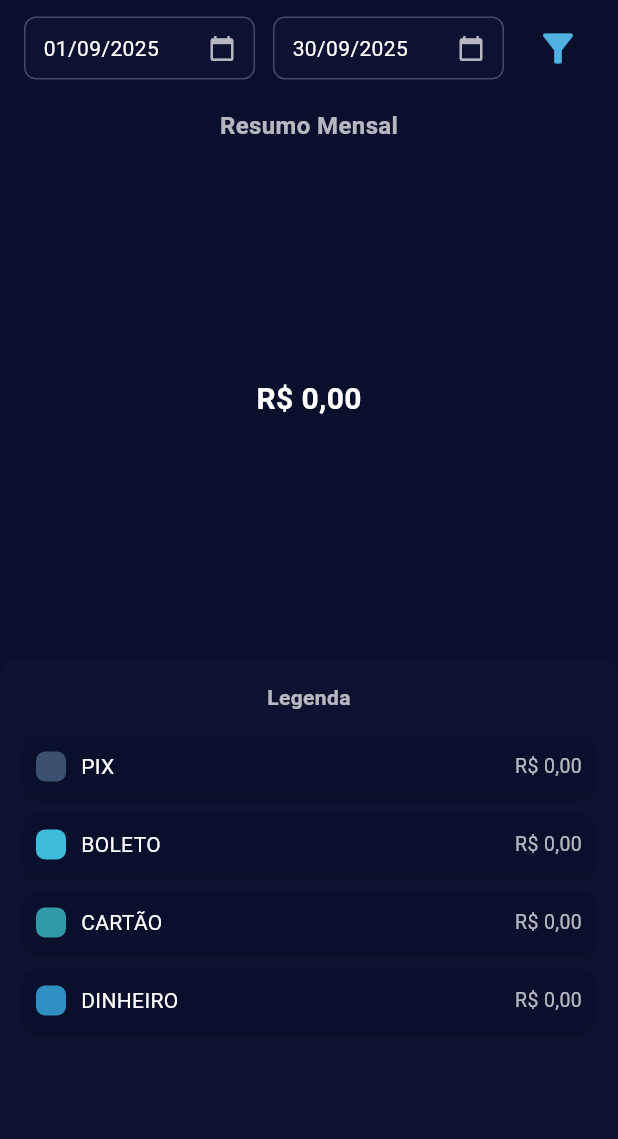
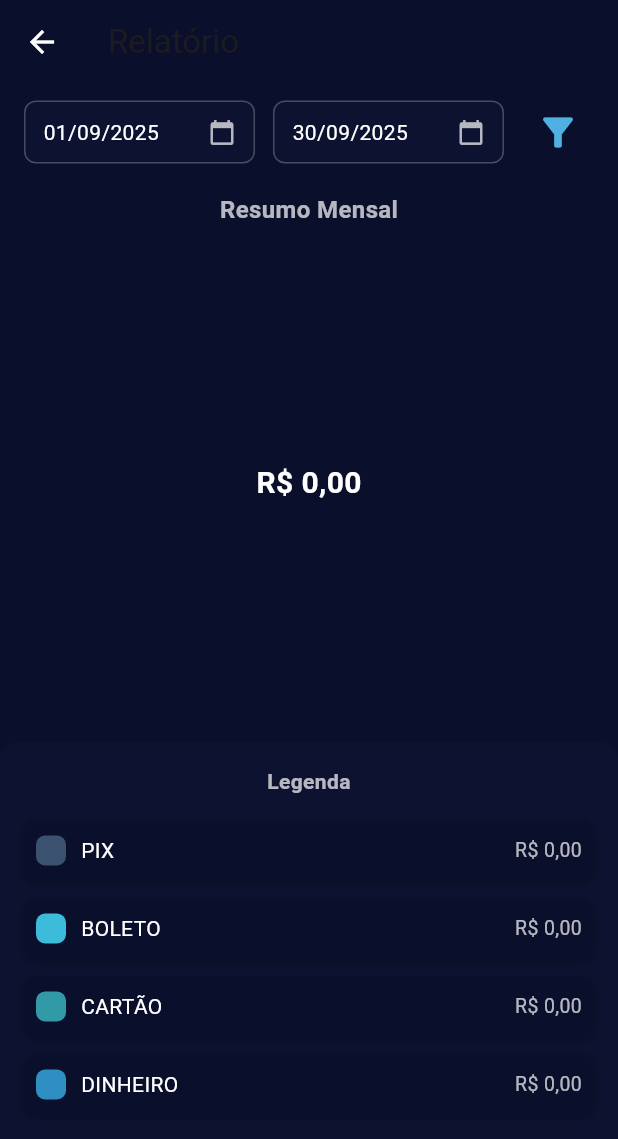
Before and after one commit to paulo-kaue4/One-Tec, a Flutter app: the GraficoPage screen opened directly, on a phone screen of 412 x 824 dp. Shown: the top 1139 px of the screen. Run offline on Flutter 3.47's test engine with Material 3 defaults, Android fonts, the phone set to English and light mode, and no system bars; drawn by our look-alikes of fl_chart; our stand-ins replace supabase_flutter; accounts and stored records are empty.

Commit message:
:arrow_up: Atualização da tela de relatório

```diff
--- a/lib/pages/grafico_page.dart
+++ b/lib/pages/grafico_page.dart
@@ -3,6 +3,7 @@ import 'package:fl_chart/fl_chart.dart';
 import 'package:intl/intl.dart';
 import '../services/caixa_service.dart';
 import '../models/caixa.dart';
+import 'tela_inicial.dart';
 
 class GraficoPage extends StatefulWidget {
   @override
@@ -125,7 +126,20 @@ class _GraficoPageState extends State<GraficoPage> {
     }
 
     return Scaffold(
-      backgroundColor: Color(0xFF0A0F2C),
+      backgroundColor: const Color(0xFF0A0F2C),
+      appBar: AppBar(
+        title: const Text("Relatório"),
+        leading: IconButton(
+          icon: const Icon(Icons.arrow_back, color: Colors.white),
+          onPressed: () => Navigator.pushAndRemoveUntil(
+            context,
+            MaterialPageRoute(builder: (_) => const TelaInicial()),
+            (route) => false,
+          ),
+        ),
+        backgroundColor: const Color(0xFF0A0F2C),
+        elevation: 0,
+      ),
       body: SafeArea(
         child: Column(
           children: [
```
